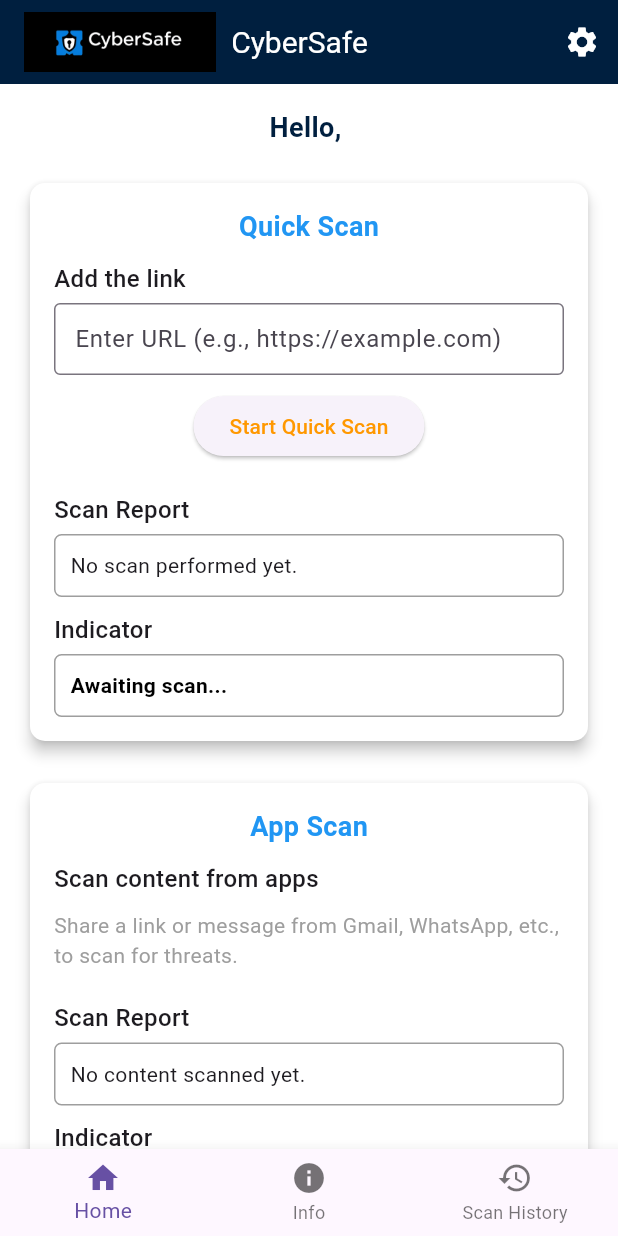
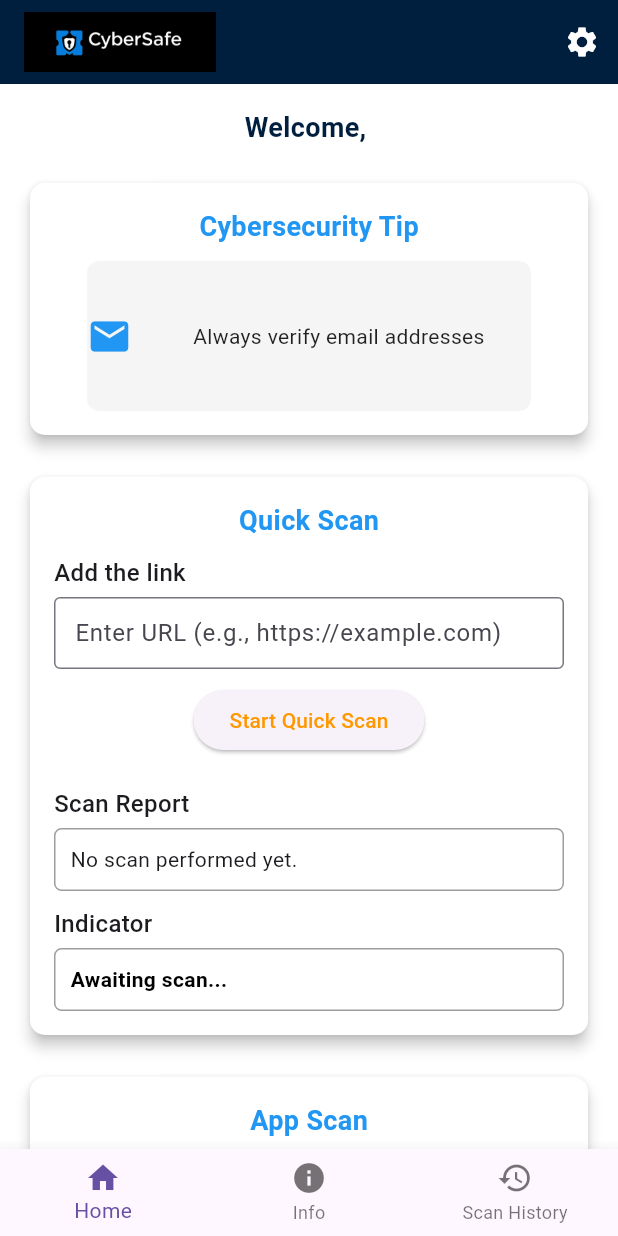
Before and after one commit to PKSAmasha/cybersafe, a Flutter app: the screen it shows once a user with an empty profile is signed in, on a phone screen of 412 x 824 dp. Run offline on Flutter 3.47's test engine with Material 3 defaults, Android fonts, the light colour scheme and no system bars; drawn by our look-alikes of carousel_slider; our stand-ins replace cloud_firestore, firebase_auth, firebase_core, flutter_dotenv, flutter_local_notifications, google_sign_in and 2 more; missing offline and left inert: clipboard, receive_sharing_intent, workmanager; accounts and stored records are empty; network calls fail; statements that could not run were skipped.

Commit message:
changes in pages
updated scan history page

```diff
--- a/lib/home.dart
+++ b/lib/home.dart
@@ -1,21 +1,58 @@
 import 'dart:async';
+import 'package:cloud_firestore/cloud_firestore.dart';
 import 'package:firebase_auth/firebase_auth.dart';
 import 'package:flutter/material.dart';
+import 'package:flutter/services.dart';
 import 'package:http/http.dart' as http;
 import 'dart:convert';
 import 'package:flutter_local_notifications/flutter_local_notifications.dart';
-import 'package:sqflite/sqflite.dart';
-import 'package:path_provider/path_provider.dart';
 import 'package:workmanager/workmanager.dart';
 import 'package:url_launcher/url_launcher.dart';
 import 'package:receive_sharing_intent/receive_sharing_intent.dart';
 import 'package:permission_handler/permission_handler.dart';
 import 'package:clipboard/clipboard.dart';
-import 'package:flutter/services.dart'; // Import this for Clipboard
+import 'package:carousel_slider/carousel_slider.dart';
+import 'package:flutter_dotenv/flutter_dotenv.dart';
 import 'settings.dart';
 
 final FlutterLocalNotificationsPlugin flutterLocalNotificationsPlugin =
     FlutterLocalNotificationsPlugin();
+
+class AuthWrapper extends StatelessWidget {
+  @override
+  Widget build(BuildContext context) {
+    return StreamBuilder<User?>(
+      stream: FirebaseAuth.instance.authStateChanges(),
+      builder: (context, snapshot) {
+        if (snapshot.connectionState == ConnectionState.waiting) {
+          return Center(child: CircularProgressIndicator());
+        }
+        if (snapshot.hasData) {
+          return HomePage();
+        } else {
+          return LoginPage();
+        }
+      },
+    );
+  }
+}
+
+class LoginPage extends StatelessWidget {
+  @override
+  Widget build(BuildContext context) {
+    return Scaffold(
+      appBar: AppBar(title: Text('Login')),
+      body: Center(
+        child: ElevatedButton(
+          onPressed: () async {
+            // Implement Firebase login (e.g., email/password or Google Sign-In)
+          },
+          child: Text('Login'),
+        ),
+      ),
+    );
+  }
+}
 
 class HomePage extends StatefulWidget {
   @override
@@ -24,16 +61,12 @@ class HomePage extends StatefulWidget {
 
 class HomePageState extends State<HomePage> {
   final FirebaseAuth _auth = FirebaseAuth.instance;
-  static const String _apiKey = 'AIzaSyDJphM5hy_n8XDBirZLYBeI1fQytZA-V8Y';
-  Database? _database;
+  final FirebaseFirestore _firestore = FirebaseFirestore.instance;
 
   @override
   void initState() {
     super.initState();
     _initializeNotifications();
-    _initDatabase().then((db) {
-      _database = db;
-    });
     _scheduleBackgroundScan();
   }
 
@@ -57,21 +90,6 @@ class HomePageState extends State<HomePage> {
         .resolvePlatformSpecificImplementation<
             AndroidFlutterLocalNotificationsPlugin>()
         ?.createNotificationChannel(channel);
-  }
-
-  Future<Database> _initDatabase() async {
-    final directory = await getApplicationDocumentsDirectory();
-    final path = '${directory.path}/scan_history.db';
-    return await openDatabase(path, version: 1, onCreate: (db, version) async {
-      await db.execute('''
-        CREATE TABLE scans (
-          id INTEGER PRIMARY KEY AUTOINCREMENT,
-          url TEXT,
-          result TEXT,
-          timestamp TEXT
-        )
-      ''');
-    });
   }
 
   void _scheduleBackgroundScan() {
@@ -117,22 +135,24 @@ class HomePageState extends State<HomePage> {
   }
 
   static Future<void> _saveScanResult(String url, String result) async {
-    final directory = await getApplicationDocumentsDirectory();
-    final path = '${directory.path}/scan_history.db';
-    final db = await openDatabase(path);
-    await db.insert('scans', {
+    final user = FirebaseAuth.instance.currentUser;
+    if (user == null) return;
+
+    await FirebaseFirestore.instance
+        .collection('users')
+        .doc(user.uid)
+        .collection('scans')
+        .add({
       'url': url,
       'result': result,
       'timestamp': DateTime.now().toIso8601String(),
     });
-    await db.close();
   }
 
   static Future<Map<String, dynamic>> scanUrl(String url) async {
     final safeBrowsingResult = await scanUrlWithSafeBrowsing(url);
     final checkPhishResult = await scanUrlWithCheckPhish(url);
-
-    bool isPhishing =
+    final bool isPhishing =
         safeBrowsingResult['isPhishing'] || checkPhishResult['isPhishing'];
     String details;
     if (isPhishing) {
@@ -156,6 +176,7 @@ class HomePageState extends State<HomePage> {
 
   static Future<Map<String, dynamic>> scanUrlWithSafeBrowsing(
       String url) async {
+    final String apiKey = dotenv.env['SAFE_BROWSING_API_KEY'] ?? '';
     final requestBody = {
       "client": {"clientId": "cybersafeapp", "clientVersion": "1.0.0"},
       "threatInfo": {
@@ -177,7 +198,7 @@ class HomePageState extends State<HomePage> {
       final response = await http
           .post(
         Uri.parse(
-            'https://safebrowsing.googleapis.com/v4/threatMatches:find?key=$_apiKey'),
+            'https://safebrowsing.googleapis.com/v4/threatMatches:find?key=$apiKey'),
         headers: {'Content-Type': 'application/json'},
         body: jsonEncode(requestBody),
       )
@@ -213,8 +234,7 @@ class HomePageState extends State<HomePage> {
   }
 
   static Future<Map<String, dynamic>> scanUrlWithCheckPhish(String url) async {
-    const String checkPhishApiKey =
-        'cctv5vfjy1guzhpflkn6qbu0mi5ccsqs5k48tfnr49c09pvw78y4z30a1jgy5xwi';
+    final String checkPhishApiKey = dotenv.env['CHECK_PHISH_API_KEY'] ?? '';
     const String checkPhishUrl = 'https://api.checkphish.ai/v1/scan';
 
     try {
@@ -386,16 +406,18 @@ class HomePageState extends State<HomePage> {
 
   @override
   Widget build(BuildContext context) {
+    User? user = FirebaseAuth.instance.currentUser;
     return Scaffold(
       appBar: AppBar(
         title: Row(
           children: [
-            Image.asset('assets/images/logo.png', height: 40,
+            Image.asset(
+              'assets/images/logo.png',
+              height: 40,
               errorBuilder: (context, error, stackTrace) {
                 return Icon(Icons.security, size: 40);
-            }),
-            const SizedBox(width: 10),
-            const Text("CyberSafe"),
+              },
+            ),
           ],
         ),
         backgroundColor: const Color(0xFF001F3F),
@@ -411,12 +433,12 @@ class HomePageState extends State<HomePage> {
           ),
         ],
       ),
-      body: HomeContentPage(),
+      body: HomeContentPageDuplicate(),
     );
   }
 }
 
-class HomeContentPage extends StatelessWidget {
+class HomeContentPageDuplicate extends StatelessWidget {
   @override
   Widget build(BuildContext context) {
     User? user = FirebaseAuth.instance.currentUser;
@@ -426,9 +448,8 @@ class HomeContentPage extends StatelessWidget {
         mainAxisAlignment: MainAxisAlignment.center,
         crossAxisAlignment: CrossAxisAlignment.center,
         children: [
-          if (user != null)
           Text(
-              'Hello, ${user.email}',
+            user != null ? 'Welcome, ${user.email}' : 'Welcome, Guest',
             style: const TextStyle(
               fontSize: 18,
               fontWeight: FontWeight.bold,
@@ -436,18 +457,103 @@ class HomeContentPage extends StatelessWidget {
             ),
           ),
           const SizedBox(height: 20),
+          TipCard(),
+          const SizedBox(height: 20),
           QuickScanCard(),
           const SizedBox(height: 20),
           AppScanCard(),
           const SizedBox(height: 20),
           SecuritySnapshot(),
-          const SizedBox(height: 20),
-          Placeholder(
-            fallbackHeight: 100,
-            fallbackWidth: double.infinity,
-            color: Colors.grey,
+        ],
+      ),
+    );
+  }
+}
+
+class TipCard extends StatefulWidget {
+  @override
+  _TipCardState createState() => _TipCardState();
+}
+
+class _TipCardState extends State<TipCard> {
+  final List<Map<String, dynamic>> _tips = [
+    {'text': 'Always verify email addresses', 'icon': Icons.email},
+    {'text': 'Don\'t click on suspicious links', 'icon': Icons.link},
+    {'text': 'Use two-factor authentication', 'icon': Icons.security},
+    {'text': 'Be cautious with personal information', 'icon': Icons.info},
+    {
+      'text': 'Check for grammar and spelling errors',
+      'icon': Icons.text_fields,
+    },
+  ];
+
+  @override
+  Widget build(BuildContext context) {
+    return Card(
+      color: Colors.white,
+      elevation: 4,
+      shape: RoundedRectangleBorder(borderRadius: BorderRadius.circular(10)),
+      child: Padding(
+        padding: const EdgeInsets.all(16.0),
+        child: Column(
+          crossAxisAlignment: CrossAxisAlignment.center,
+          children: [
+            const Text(
+              'Cybersecurity Tip',
+              style: TextStyle(
+                fontSize: 18,
+                fontWeight: FontWeight.bold,
+                color: Colors.blue,
+              ),
+            ),
+            const SizedBox(height: 10),
+            CarouselSlider(
+              options: CarouselOptions(
+                height: 100,
+                autoPlay: true,
+                autoPlayInterval: Duration(seconds: 5),
+                enlargeCenterPage: true,
+                aspectRatio: 2.0,
+                viewportFraction: 0.9,
+              ),
+              items: _tips.map((tip) {
+                return Builder(
+                  builder: (BuildContext context) {
+                    return Container(
+                      width: MediaQuery.of(context).size.width,
+                      margin: EdgeInsets.symmetric(horizontal: 5.0),
+                      decoration: BoxDecoration(
+                        color: Colors.grey[100],
+                        borderRadius: BorderRadius.circular(8.0),
+                      ),
+                      child: Row(
+                        mainAxisAlignment: MainAxisAlignment.center,
+                        children: [
+                          Icon(
+                            tip['icon'],
+                            color: Colors.blue,
+                            size: 30,
+                          ),
+                          const SizedBox(width: 10),
+                          Expanded(
+                            child: Text(
+                              tip['text'],
+                              style: TextStyle(
+                                fontSize: 14,
+                                color: Colors.black87,
+                              ),
+                              textAlign: TextAlign.center,
+                            ),
                           ),
                         ],
+                      ),
+                    );
+                  },
+                );
+              }).toList(),
+            ),
+          ],
+        ),
       ),
     );
   }
@@ -607,7 +713,6 @@ class _AppScanCardState extends State<AppScanCard> {
   @override
   void initState() {
     super.initState();
-    // Listen for shared content
     _intentDataStreamSubscription =
         ReceiveSharingIntent.instance.getMediaStream().listen(
       (List<SharedMediaFile> value) {
@@ -624,7 +729,6 @@ class _AppScanCardState extends State<AppScanCard> {
       },
     );
 
-    // Check initial shared content
     ReceiveSharingIntent.instance
         .getInitialMedia()
         .then((List<SharedMediaFile> value) {
@@ -633,7 +737,6 @@ class _AppScanCardState extends State<AppScanCard> {
       }
     });
 
-    // Start clipboard monitoring
     _startClipboardMonitoring();
   }
 
@@ -651,7 +754,6 @@ class _AppScanCardState extends State<AppScanCard> {
       _indicator = 'In Progress';
     });
 
-    // Extract URLs from content
     final urlRegExp = RegExp(
       r'https?://[^\s]+',
       caseSensitive: false,
@@ -803,7 +905,7 @@ class SecuritySnapshot extends StatefulWidget {
 class _SecuritySnapshotState extends State<SecuritySnapshot> {
   int totalScans = 0;
   int threatsDetected = 0;
-  String securityStatus = "Safe";
+  String securityStatus = "Secure"; // Changed initial value to "Secure"
 
   Future<void> performScan() async {
     setState(() {
@@ -811,15 +913,16 @@ class _SecuritySnapshotState extends State<SecuritySnapshot> {
     });
 
     final mockUrls = [
-      "http://testsafebrowsing.appspot.com/s/phishing.html",
-      "https://example.com",
+      "http://testsafebrowsing.appspot.com/s/phishing.html", // Known phishing URL
+      "https://example.com", // Known safe URL
     ];
 
     bool threatFound = false;
 
     for (var url in mockUrls) {
       final result = await HomePageState.scanUrl(url);
-      if (result['isPhishing']) {
+      print('Scan result for $url: $result'); // Debug log
+      if (result['isPhishing'] == true) {
         threatFound = true;
         threatsDetected++;
         await HomePageState._showEmergencyNotification(url);
@@ -831,6 +934,7 @@ class _SecuritySnapshotState extends State<SecuritySnapshot> {
 
     setState(() {
       securityStatus = threatFound ? "At Risk" : "Secure";
+      print('Security Status updated to: $securityStatus'); // Debug log
     });
 
     if (threatFound) {
@@ -842,6 +946,8 @@ class _SecuritySnapshotState extends State<SecuritySnapshot> {
 
   @override
   Widget build(BuildContext context) {
+    print(
+        'Building SecuritySnapshot with status: $securityStatus'); // Debug log
     return Card(
       color: Colors.white,
       elevation: 4,
--- a/lib/main.dart
+++ b/lib/main.dart
@@ -3,7 +3,7 @@ import 'package:firebase_core/firebase_core.dart';
 import 'package:firebase_auth/firebase_auth.dart';
 import 'home.dart';
 import 'info.dart';
-import 'login.dart';
+import 'login.dart' as login;
 import 'scanh.dart';
 
 void main() async {
@@ -63,7 +63,7 @@ class AuthWrapper extends StatelessWidget {
         if (snapshot.hasData) {
           return MainPage();
         } else {
-          return const LoginPage();
+          return const login.LoginPage();
         }
       },
     );
--- a/pubspec.yaml
+++ b/pubspec.yaml
@@ -33,6 +33,9 @@ dependencies:
   permission_handler: ^10.2.0
   # Clipboard access
   clipboard: ^0.1.3
+  carousel_slider: ^5.0.0
+  flutter_dotenv: ^5.2.1
+
 
 dev_dependencies:
   flutter_test:
```
Also changed, not shown: lib/scanh.dart (+60 -33 lines), assets/images/ChatGPT Image May 11, 2025, 12_34_28 PM.png (added), pubspec.lock. Lines whose indentation alone changed are shown as unchanged.
